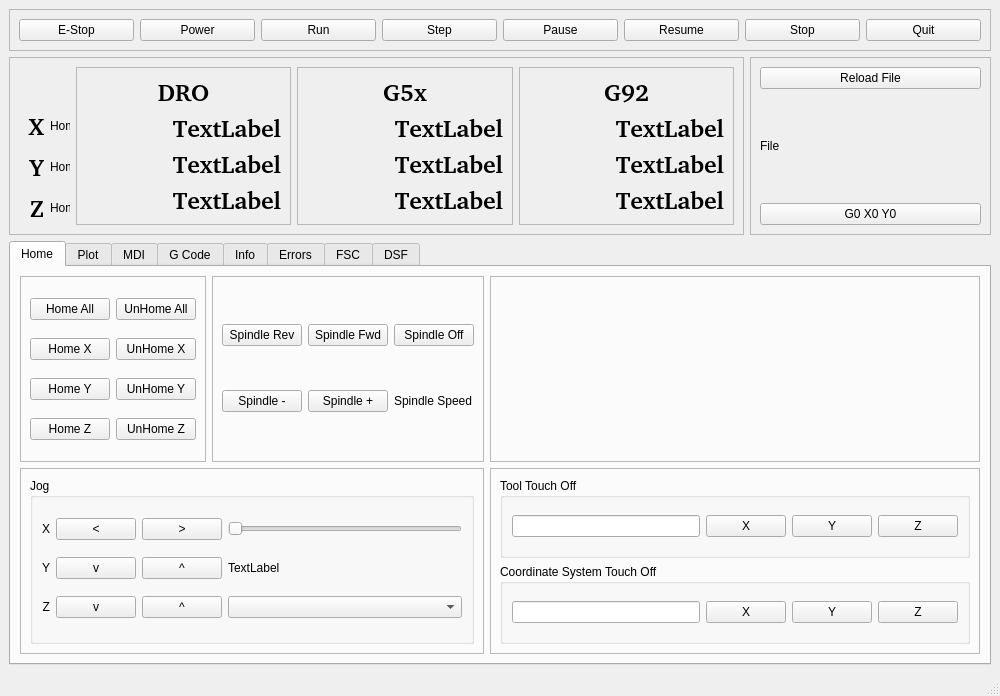
jethornton/flexgui, file examples/touch/touch.ui: the form before one commit.
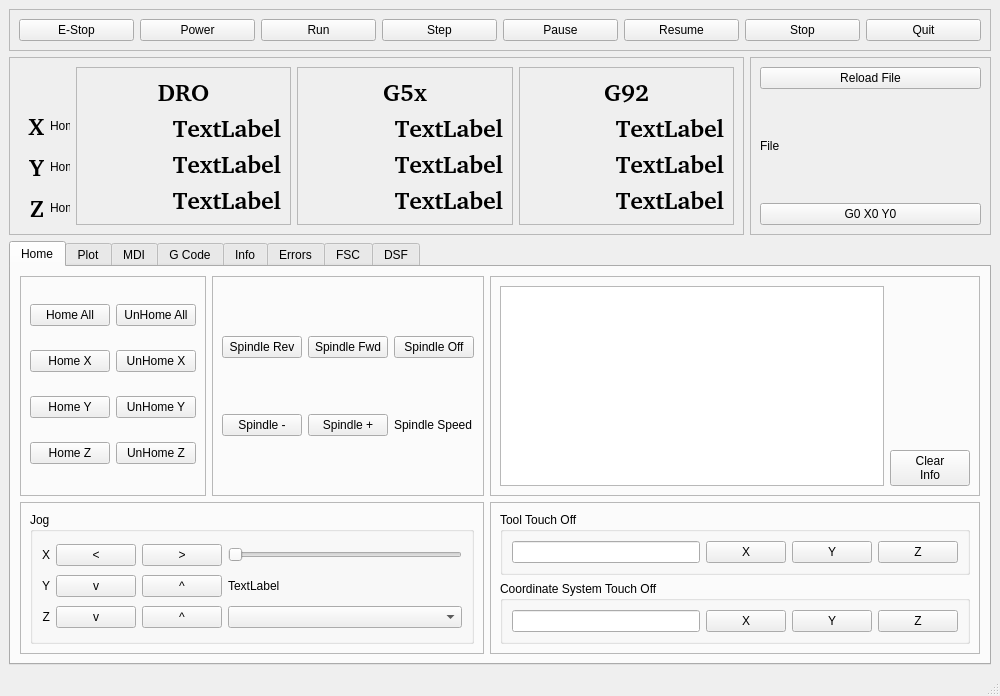
The form after the commit.

```diff
--- a/examples/touch/touch.ui
+++ b/examples/touch/touch.ui
@@ -223,7 +223,32 @@
           <property name="frameShadow">
            <enum>QFrame::Raised</enum>
           </property>
-          <layout class="QGridLayout" name="gridLayout_13"/>
+          <layout class="QGridLayout" name="gridLayout_13">
+           <item row="1" column="1">
+            <widget class="QPushButton" name="clear_info_pb">
+             <property name="text">
+              <string>Clear
+Info</string>
+             </property>
+            </widget>
+           </item>
+           <item row="0" column="1">
+            <spacer name="verticalSpacer_5">
+             <property name="orientation">
+              <enum>Qt::Vertical</enum>
+             </property>
+             <property name="sizeHint" stdset="0">
+              <size>
+               <width>20</width>
+               <height>40</height>
+              </size>
+             </property>
+            </spacer>
+           </item>
+           <item row="0" column="0" rowspan="2">
+            <widget class="QPlainTextEdit" name="info_pte"/>
+           </item>
+          </layout>
          </widget>
         </item>
         <item row="1" column="0" colspan="2">
```
Left out of the diff: 2 changed lines with no effect on the pictures.
